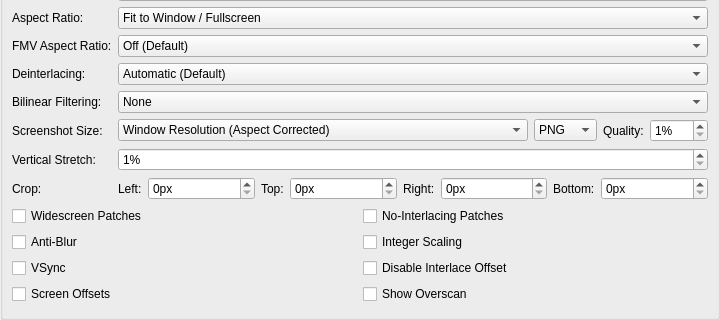
PCSX2/pcsx2, file pcsx2-qt/Settings/GraphicsSettingsWidget.ui: the form before one commit; both pictures show x 0 to 720 and y 145 to 465 of the 720 by 465 pixel window.
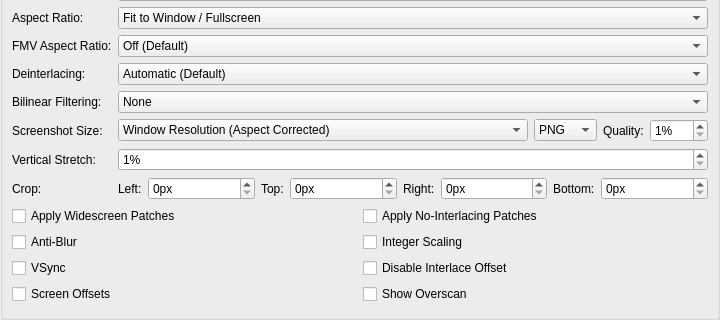
The form after the commit.

What changed in the file:
```diff
--- a/pcsx2-qt/Settings/GraphicsSettingsWidget.ui
+++ b/pcsx2-qt/Settings/GraphicsSettingsWidget.ui
@@ -356,14 +356,14 @@
          <item row="0" column="0">
           <widget class="QCheckBox" name="widescreenPatches">
            <property name="text">
-            <string>Widescreen Patches</string>
+            <string>Apply Widescreen Patches</string>
            </property>
           </widget>
          </item>
          <item row="0" column="1">
           <widget class="QCheckBox" name="noInterlacingPatches">
            <property name="text">
-            <string>No-Interlacing Patches</string>
+            <string>Apply No-Interlacing Patches</string>
            </property>
           </widget>
          </item>
```
